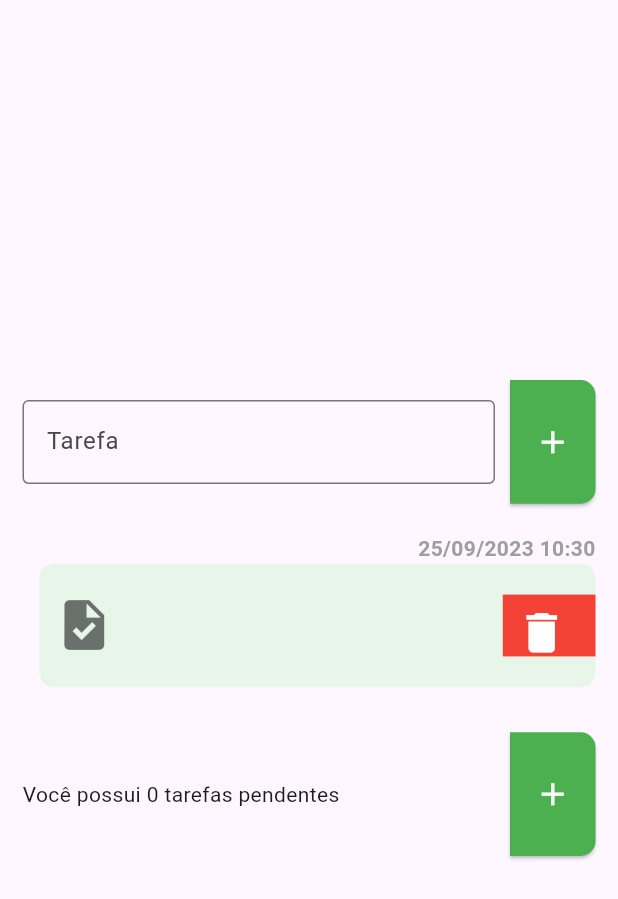
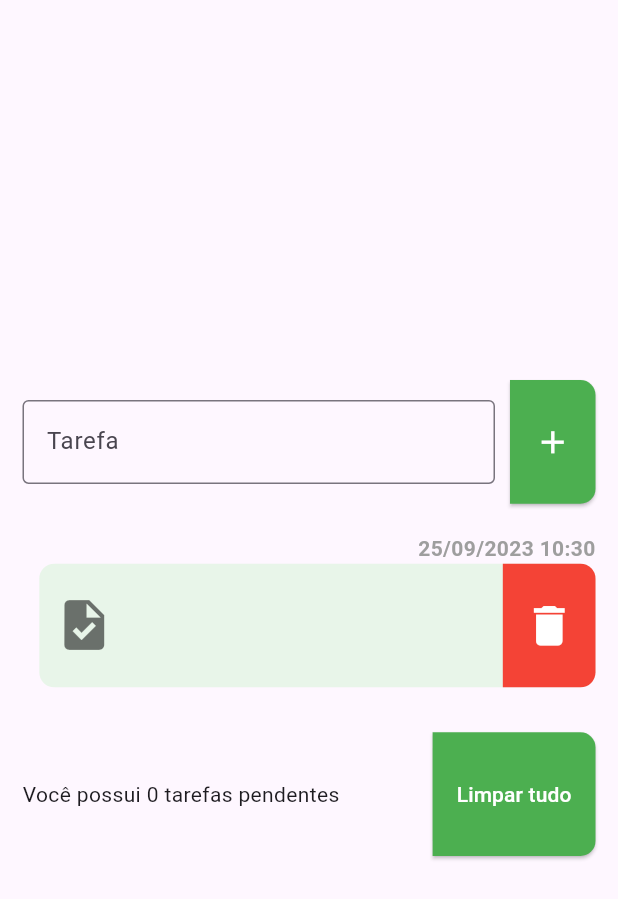
Before and after one commit to Gustavo-oficial/lista-de-tarefas, a Flutter app: the screen it shows after launch, after a tap on the "add" icon, on a phone screen of 412 x 824 dp. Shown: the top 899 px of the screen. Run offline on Flutter 3.47's test engine with Material 2 defaults, Android fonts, the phone set to English and light mode, and no system bars.

Commit message:
finalizado projeto na versão 1

```diff
--- a/lista_de_tarefas/lib/components/task_item.dart
+++ b/lista_de_tarefas/lib/components/task_item.dart
@@ -64,10 +64,15 @@ class TaskItemList extends StatelessWidget {
                 ),
                 Container(
                   width: MediaQuery.of(context).size.width * .15,
-                  padding: const EdgeInsets.only(right: 10),
-                  height: MediaQuery.of(context).size.height * .05,
+                  height: MediaQuery.of(context).size.height * .1,
                   alignment: Alignment.center,
-                  color: Colors.red,
+                  decoration: const BoxDecoration(
+                    borderRadius: BorderRadius.only(
+                      topRight: Radius.circular(10),
+                      bottomRight: Radius.circular(10),
+                    ),
+                    color: Colors.red,
+                  ),
                   child: IconButton(
                     onPressed: () {
                       onDelete(task);
```
Also changed, not shown: lista_de_tarefas/lib/pages/todoist_page.dart (+63 -9 lines), lista_de_tarefas/pubspec.lock.
